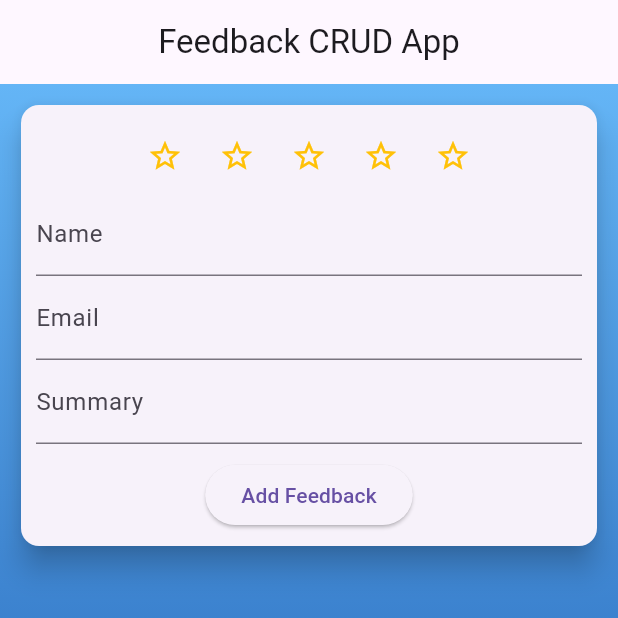
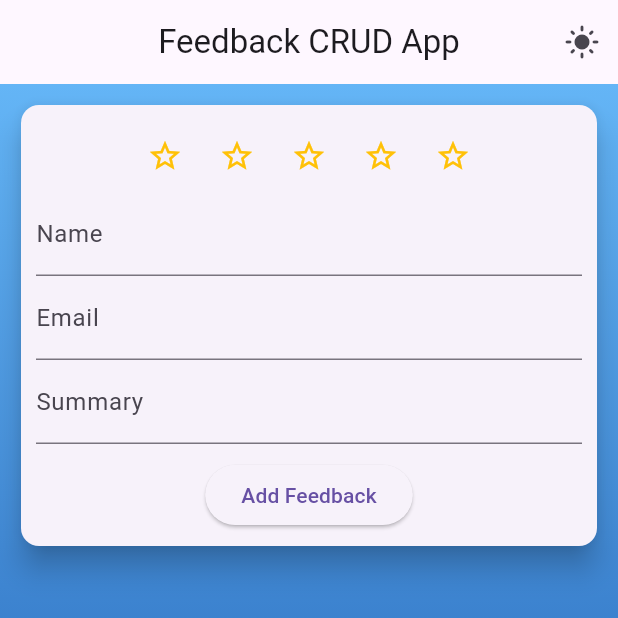
Before and after one commit to suhaas552/Feedback_app, a Flutter app: the screen it shows after launch, on a phone screen of 412 x 824 dp, the top half of it. Run offline on Flutter 3.47's test engine with Material 3 defaults, Android fonts, the phone set to English and light mode, and no system bars.

Commit message:
Refactor FeedbackApp to support theme toggling
added a feature of choosing themes

```diff
--- a/feedback_collection_app/lib/main.dart
+++ b/feedback_collection_app/lib/main.dart
@@ -4,18 +4,41 @@ void main() {
   runApp(const FeedbackApp());
 }
 
-class FeedbackApp extends StatelessWidget {
+// 🔥 STATEFUL APP FOR THEME CONTROL
+class FeedbackApp extends StatefulWidget {
   const FeedbackApp({super.key});
+
+  @override
+  State<FeedbackApp> createState() => _FeedbackAppState();
+}
+
+class _FeedbackAppState extends State<FeedbackApp> {
+  bool isDarkMode = false;
+
+  void toggleTheme() {
+    setState(() {
+      isDarkMode = !isDarkMode;
+    });
+  }
 
   @override
   Widget build(BuildContext context) {
     return MaterialApp(
       debugShowCheckedModeBanner: false,
-      home: const FeedbackPage(),
+
+      theme: ThemeData.light(),
+      darkTheme: ThemeData.dark(),
+      themeMode: isDarkMode ? ThemeMode.dark : ThemeMode.light,
+
+      home: FeedbackPage(
+        toggleTheme: toggleTheme,
+        isDarkMode: isDarkMode,
+      ),
     );
   }
 }
 
+// 📦 MODEL CLASS
 class Feedback {
   String name;
   String email;
@@ -30,8 +53,16 @@ class Feedback {
   });
 }
 
+// 🧾 MAIN PAGE
 class FeedbackPage extends StatefulWidget {
-  const FeedbackPage({super.key});
+  final VoidCallback toggleTheme;
+  final bool isDarkMode;
+
+  const FeedbackPage({
+    super.key,
+    required this.toggleTheme,
+    required this.isDarkMode,
+  });
 
   @override
   State<FeedbackPage> createState() => _FeedbackPageState();
@@ -113,16 +144,30 @@ class _FeedbackPageState extends State<FeedbackPage> {
 
   @override
   Widget build(BuildContext context) {
+    bool isDark = Theme.of(context).brightness == Brightness.dark;
+
     return Scaffold(
       appBar: AppBar(
         title: const Text("Feedback CRUD App"),
         centerTitle: true,
+
+        // 🌙☀️ THEME TOGGLE BUTTON
+        actions: [
+          IconButton(
+            icon: Icon(
+              widget.isDarkMode ? Icons.dark_mode : Icons.light_mode,
+            ),
+            onPressed: widget.toggleTheme,
+          ),
+        ],
       ),
 
       body: Container(
         decoration: BoxDecoration(
           gradient: LinearGradient(
-            colors: [Colors.blue.shade300, Colors.blue.shade900],
+            colors: isDark
+                ? [Colors.black, Colors.grey.shade900]
+                : [Colors.blue.shade300, Colors.blue.shade900],
             begin: Alignment.topCenter,
             end: Alignment.bottomCenter,
           ),
@@ -145,11 +190,13 @@ class _FeedbackPageState extends State<FeedbackPage> {
 
                         Row(
                           mainAxisAlignment: MainAxisAlignment.center,
-                          children: List.generate(5, (i) => buildStar(i + 1)),
+                          children:
+                              List.generate(5, (i) => buildStar(i + 1)),
                         ),
 
                         TextFormField(
-                          decoration: const InputDecoration(labelText: "Name"),
+                          decoration:
+                              const InputDecoration(labelText: "Name"),
                           validator: (v) =>
                               v!.isEmpty ? "Enter name" : null,
                           onSaved: (v) => name = v!,
@@ -157,7 +204,8 @@ class _FeedbackPageState extends State<FeedbackPage> {
                         ),
 
                         TextFormField(
-                          decoration: const InputDecoration(labelText: "Email"),
+                          decoration:
+                              const InputDecoration(labelText: "Email"),
                           validator: (v) =>
                               v!.contains('@') ? null : "Invalid email",
                           onSaved: (v) => email = v!,
@@ -198,22 +246,24 @@ class _FeedbackPageState extends State<FeedbackPage> {
                     child: ListTile(
                       title: Text(fb.name),
                       subtitle: Text(
-                          "Email: ${fb.email}\nRating: ${fb.rating}\n${fb.summary}"),
+                        "Email: ${fb.email}\nRating: ${fb.rating}\n${fb.summary}",
+                      ),
                       isThreeLine: true,
-
                       trailing: Row(
                         mainAxisSize: MainAxisSize.min,
                         children: [
 
                           // ✏️ EDIT
                           IconButton(
-                            icon: const Icon(Icons.edit, color: Colors.blue),
+                            icon: const Icon(Icons.edit,
+                                color: Colors.blue),
                             onPressed: () => editFeedback(index),
                           ),
 
                           // ❌ DELETE
                           IconButton(
-                            icon: const Icon(Icons.delete, color: Colors.red),
+                            icon: const Icon(Icons.delete,
+                                color: Colors.red),
                             onPressed: () => deleteFeedback(index),
                           ),
                         ],
```
